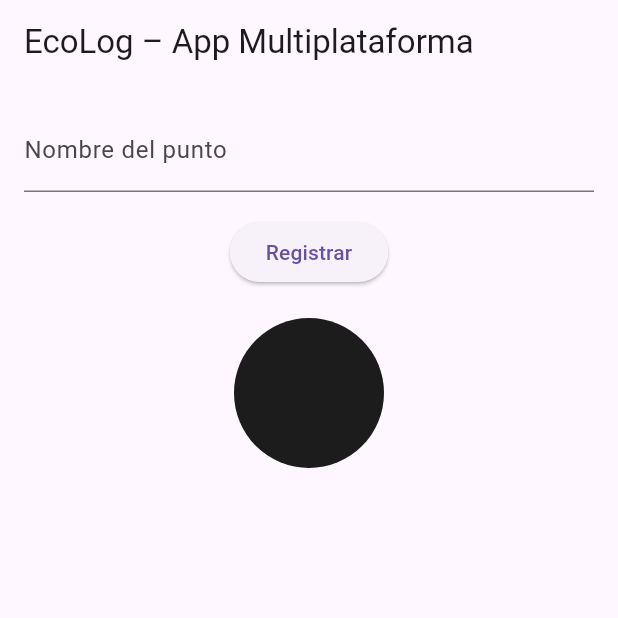
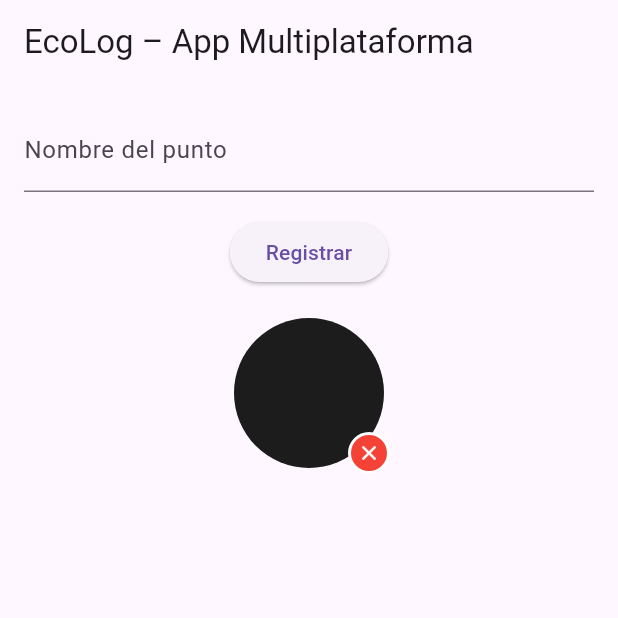
Before and after one commit to sofiaaac111/mi-app-devops, a Flutter app: the screen it shows after launch, after a tap on "Registrar", on a phone screen of 412 x 824 dp, the top half of it. Run offline on Flutter 3.47's test engine with Material 3 defaults, Android fonts, the phone set to English and light mode, and no system bars.

Commit message:
Se agrego el boton de eliminar

```diff
--- a/lib/main.dart
+++ b/lib/main.dart
@@ -60,15 +60,21 @@ class _EcoLogState extends State<EcoLog> {
             child: const Text("Registrar"),
           ),
 
-          const SizedBox(height: 20), //espacio entre botón y círculos
+          const SizedBox(height: 20),
 
           Expanded(
             child: SingleChildScrollView(
               child: Wrap(
                 spacing: 16,
                 runSpacing: 26,
-                children: _data.map((item) {
-                  return Container(
+                children: _data.asMap().entries.map((entry) {
+                  int index = entry.key;
+                  Punto item = entry.value;
+
+                  return Stack(
+                    clipBehavior: Clip.none,
+                    children: [
+                      Container(
                         width: 100,
                         height: 100,
                         alignment: Alignment.center,
@@ -84,6 +90,35 @@ class _EcoLogState extends State<EcoLog> {
                             fontWeight: FontWeight.bold,
                           ),
                         ),
+                      ),
+
+                      // 🔴 Botón borrar en esquina inferior derecha
+                      Positioned(
+                        bottom: -4,
+                        right: -4,
+                        child: GestureDetector(
+                          onTap: () {
+                            setState(() {
+                              _data.removeAt(index);
+                            });
+                          },
+                          child: Container(
+                            width: 28,
+                            height: 28,
+                            decoration: BoxDecoration(
+                              color: Colors.red,
+                              shape: BoxShape.circle,
+                              border: Border.all(color: Colors.white, width: 2),
+                            ),
+                            child: const Icon(
+                              Icons.close,
+                              size: 16,
+                              color: Colors.white,
+                            ),
+                          ),
+                        ),
+                      ),
+                    ],
                   );
                 }).toList(),
               ),
```
Lines whose indentation alone changed are shown as unchanged.
